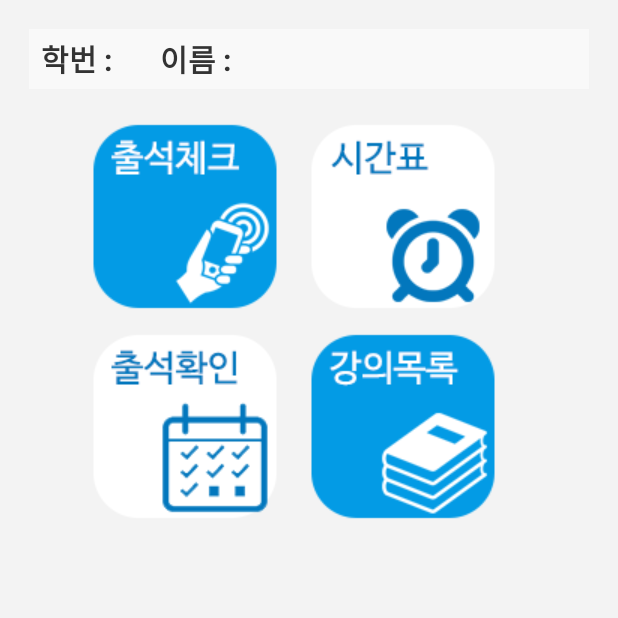
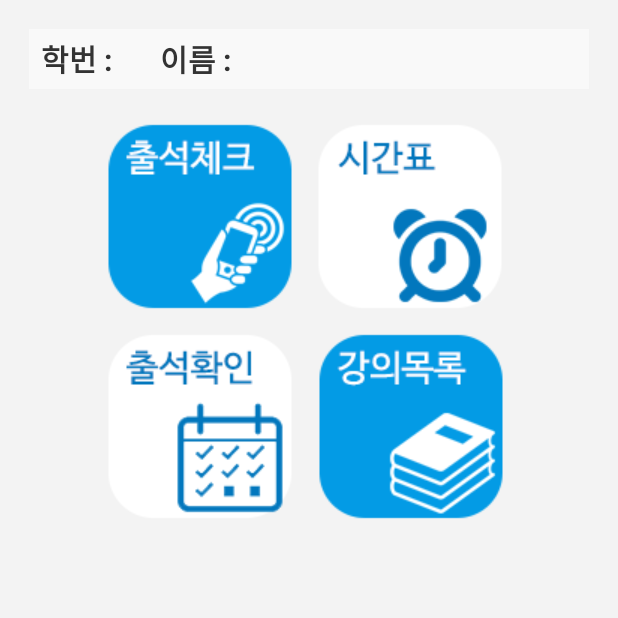
Before and after one commit to nuyadkrap/NFC-Attendance-App, an Android app: the MainActivity screen opened directly, with no data from a screen before it, on a phone screen of 412 x 824 dp, the top half of it. Run offline under Robolectric (Android 15) with nearby library versions, the phone set to English and light mode, and no system bars; network calls fail; 1 statement that could not run was skipped.

Commit message:
교수 페이지

```diff
--- a/app/src/main/res/layout/activity_login.xml
+++ b/app/src/main/res/layout/activity_login.xml
@@ -17,12 +17,11 @@
         android:orientation="vertical">
 
         <ImageView
-            android:layout_width="180dp"
-            android:layout_height="180dp"
+            android:layout_width="200dp"
+            android:layout_height="150dp"
             android:layout_gravity="center"
-            android:layout_marginTop="50dp"
+            android:layout_marginTop="80dp"
             android:src="@drawable/logo" />
-
 
     </LinearLayout>
     <LinearLayout
@@ -42,8 +41,8 @@
             android:layout_marginRight="8dp"
             android:layout_gravity="center"
             android:padding="10dp"
-            android:textColor="#ffffff"
-            android:textColorHint="#ffffff"
+            android:textColor="#ffffffff"
+            android:textColorHint="#ffffffff"
             android:ems="10"
             android:hint="학번"
             android:background="@drawable/login"
@@ -82,7 +81,7 @@
             android:textStyle="bold"
             android:textColor="#ffffffff"
         android:text="로그인"
-            android:textSize="18dp"
+            android:textSize="20dp"
             android:background="@drawable/login2"
         app:layout_constraintEnd_toEndOf="@+id/et_pass"
         app:layout_constraintStart_toStartOf="@+id/et_pass"
--- a/app/src/main/res/layout/activity_main.xml
+++ b/app/src/main/res/layout/activity_main.xml
@@ -107,6 +107,10 @@
         app:layout_constraintStart_toStartOf="parent"
         app:layout_constraintTop_toTopOf="parent">
 
+        <FrameLayout
+            xmlns:android="http://schemas.android.com/apk/res/android"
+            android:layout_width="match_parent"
+            android:layout_height="match_parent">
 
         <Button
             android:id="@+id/btn_attend"
@@ -114,12 +118,23 @@
             android:layout_width="wrap_content"
             android:layout_height="wrap_content"
             android:layout_gravity="top"
-            android:layout_marginLeft="40dp"
+            android:layout_marginLeft="50dp"
             android:layout_marginTop="60dp"
             android:layout_marginRight="5dp"
             android:background="@drawable/at"
             tools:layout_editor_absoluteX="80dp"
             tools:layout_editor_absoluteY="445dp" />
+
+            <Button
+                android:id="@+id/notice"
+                android:layout_width="wrap_content"
+                android:layout_height="wrap_content"
+                android:layout_gravity="top"
+                android:layout_marginLeft="50dp"
+                android:layout_marginTop="60dp"
+                android:layout_marginRight="5dp"
+                android:background="@drawable/pf"
+                android:visibility="invisible" />
 
         <Button
             android:id="@+id/btn_time"
@@ -127,14 +142,13 @@
             android:layout_width="wrap_content"
             android:layout_height="wrap_content"
             android:layout_gravity="top"
-            android:layout_marginLeft="10dp"
+            android:layout_marginLeft="190dp"
             android:layout_marginTop="60dp"
-            android:layout_marginRight="30dp"
             android:background="@drawable/ts"
             tools:layout_editor_absoluteX="80dp"
             tools:layout_editor_absoluteY="445dp"
 
-            />
+            /></FrameLayout>
     </LinearLayout>
 
     <LinearLayout
@@ -157,7 +171,7 @@
             style="?android:attr/borderlessButtonStyle"
             android:layout_width="wrap_content"
             android:layout_height="wrap_content"
-            android:layout_marginLeft="40dp"
+            android:layout_marginLeft="50dp"
             android:layout_marginTop="200dp"
             android:layout_marginRight="5dp"
             android:background="@drawable/ob"
@@ -169,39 +183,13 @@
             style="?android:attr/borderlessButtonStyle"
             android:layout_width="wrap_content"
             android:layout_height="wrap_content"
-            android:layout_marginLeft="10dp"
+            android:layout_marginLeft="5dp"
             android:layout_marginTop="200dp"
-            android:layout_marginRight="30dp"
             android:background="@drawable/ats"
             tools:layout_editor_absoluteX="80dp"
             tools:layout_editor_absoluteY="445dp" />
 
     </LinearLayout>
 
-    <LinearLayout
-        android:id="@+id/linearLayout4"
-        android:layout_width="294dp"
-        android:layout_height="605dp"
-        android:layout_marginStart="48dp"
-        android:layout_marginLeft="48dp"
-        android:layout_marginTop="10dp"
-        android:layout_marginEnd="48dp"
-        android:layout_marginRight="48dp"
-        app:layout_constraintEnd_toEndOf="parent"
-        app:layout_constraintStart_toStartOf="parent"
-        app:layout_constraintTop_toTopOf="parent">
-
-        <Button
-            android:id="@+id/notice"
-            android:layout_width="wrap_content"
-            android:layout_height="wrap_content"
-            android:layout_marginTop="350dp"
-            android:layout_weight="1"
-            android:background="@drawable/custom_bttn"
-            android:text="공지 작성"
-            android:textColor="#FFFFFF"
-            android:textSize="20sp"
-            android:visibility="invisible" />
-    </LinearLayout>
 
 </androidx.constraintlayout.widget.ConstraintLayout>
```
Also changed, not shown: app/src/main/res/drawable/pf.png (added).
